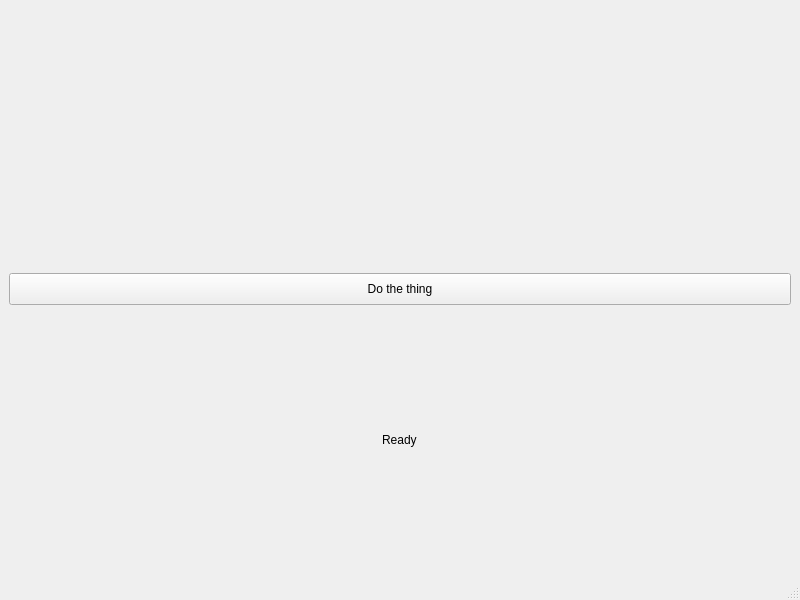
Old version of the form mainwindow.ui in the repository PandaTwoxx/ray-tracer.
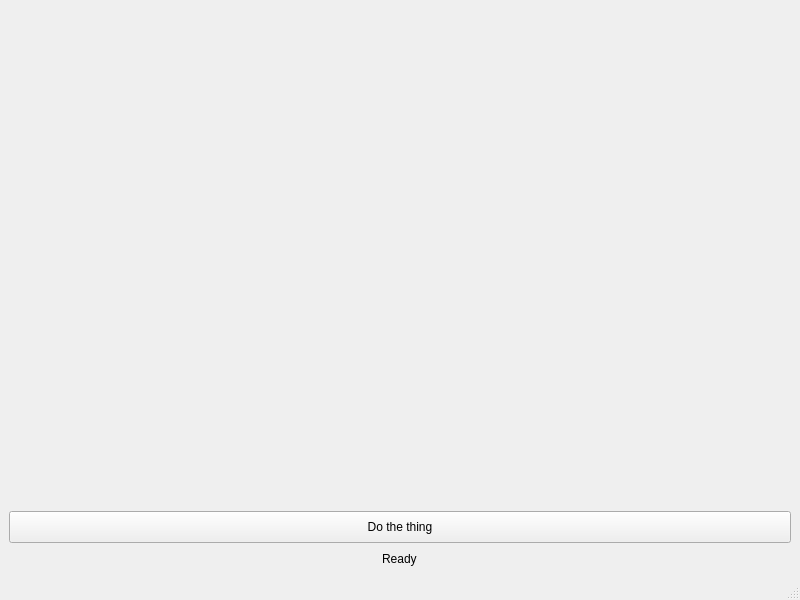
New version of the form.

```diff
--- a/mainwindow.ui
+++ b/mainwindow.ui
@@ -52,6 +52,12 @@
     </item>
     <item alignment="Qt::AlignmentFlag::AlignHCenter">
      <widget class="QLabel" name="status">
+      <property name="maximumSize">
+       <size>
+        <width>16777215</width>
+        <height>20</height>
+       </size>
+      </property>
       <property name="text">
        <string>Ready</string>
       </property>
```
Left out of the diff: 6 changed lines with no effect on the pictures.
